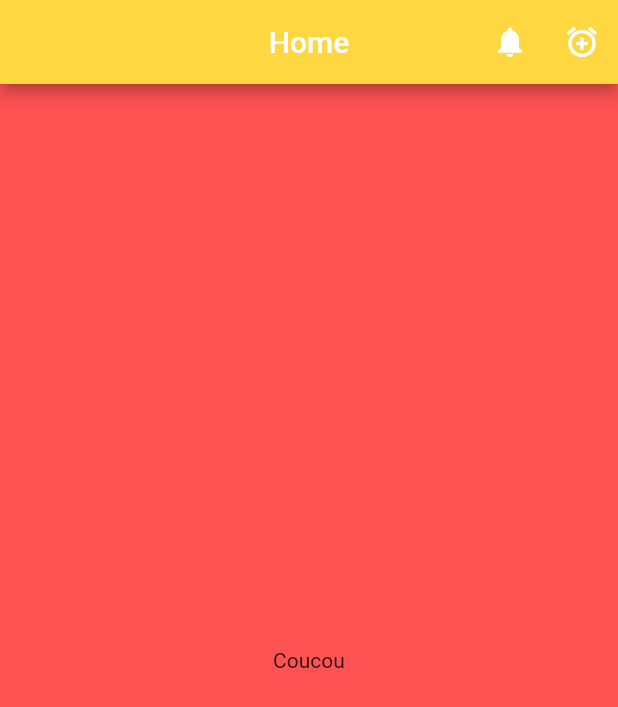
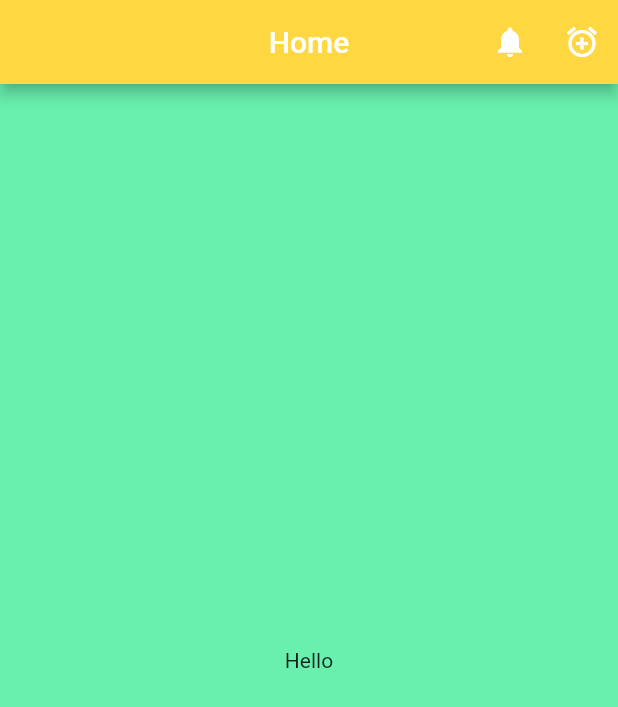
Before and after one commit to Midev02/testapp, a Flutter app: the screen it shows after launch, on a phone screen of 412 x 824 dp. Shown: the top 707 px of the screen. Run offline on Flutter 3.47's test engine with Material 2 defaults, Android fonts, the phone set to English and light mode, and no system bars.

Commit message:
background update

```diff
--- a/lib/ui/home.dart
+++ b/lib/ui/home.dart
@@ -20,10 +20,10 @@ class ScaffoldExample extends StatelessWidget {
         ],
         backgroundColor: Colors.amberAccent,
       ),
-      backgroundColor: Colors.redAccent,
+      backgroundColor: Colors.greenAccent,
       body: Container(
         alignment: Alignment.center,
-        child: Text("Coucou"),
+        child: Text("Hello"),
       ),
     );
   }
```
